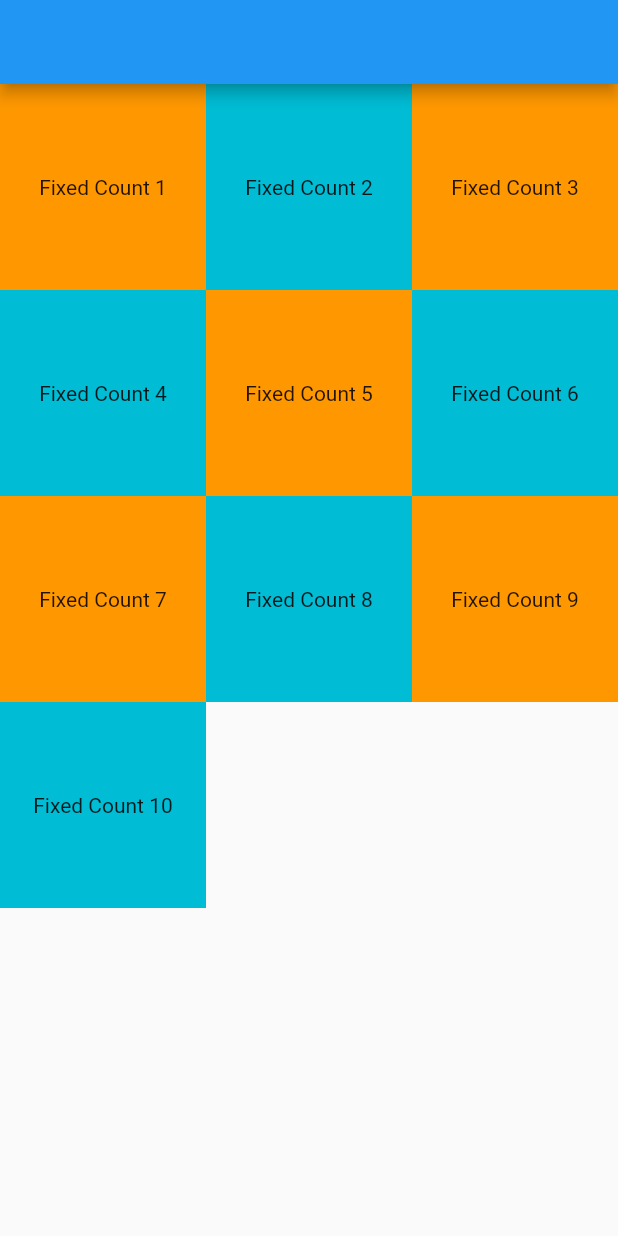
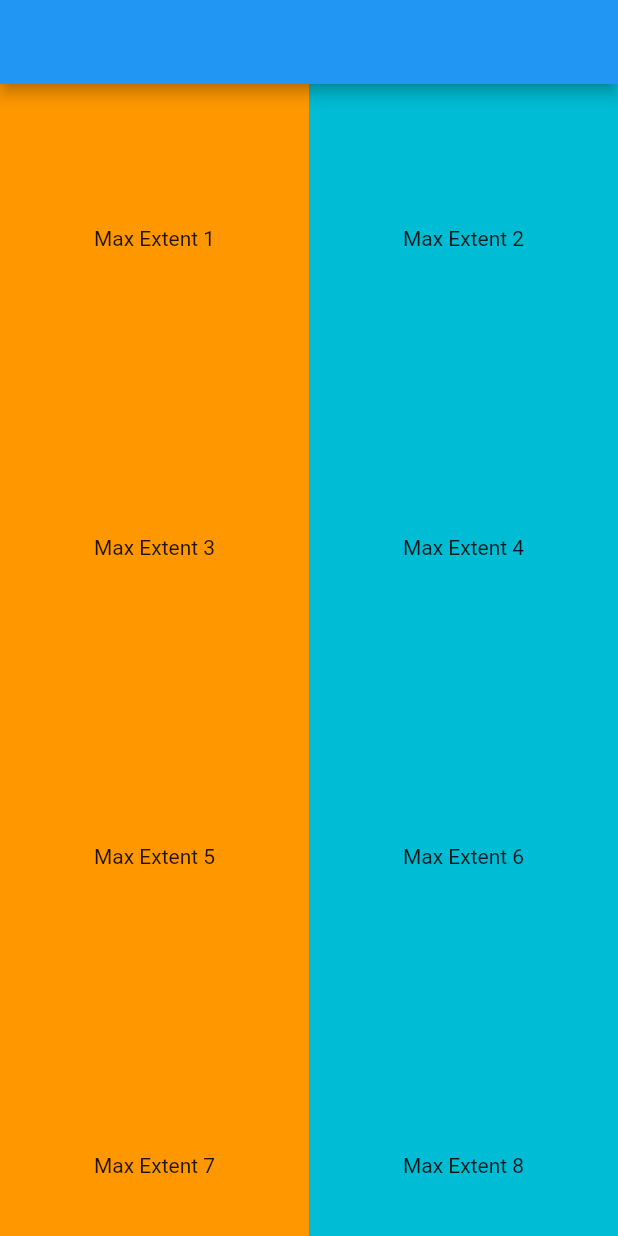
Before and after one commit to dan7sc/flutter-basics, a Flutter app: the screen it shows after launch, on a phone screen of 412 x 824 dp. Run offline on Flutter 3.47's test engine with Material 2 defaults, Android fonts, the phone set to English and light mode, and no system bars.

Commit message:
Add GridViewExtent

```diff
--- a/lib/src/modules/home/home_page.dart
+++ b/lib/src/modules/home/home_page.dart
@@ -27,7 +27,7 @@ class _HomePageState extends State<HomePage> {
       //     ),
       //   ),
       // ),
-      body: GridViewCount(),
+      body: GridViewExtent(),
     );
   }
 }
--- /dev/null
+++ b/lib/src/widgets/common/grid_view_extent.dart
@@ -0,0 +1,17 @@
+import 'package:flutter/material.dart';
+
+class GridViewExtent extends StatelessWidget {
+  @override
+  Widget build(BuildContext context) {
+    return GridView.extent(
+      maxCrossAxisExtent: 250,
+      children: List.generate(10, (index) {
+        return Container(
+          alignment: Alignment.center,
+          color: index % 2 == 0 ? Colors.orange: Colors.cyan,
+          child: Text('Max Extent ${index + 1}'),
+        );
+      }),
+    );
+  }
+}
--- a/lib/src/widgets/widgets.dart
+++ b/lib/src/widgets/widgets.dart
@@ -52,3 +52,4 @@ export 'common/checkbox_list_tile.dart';
 export 'common/radio_list_tile.dart';
 export 'common/switch_list_tile.dart';
 export 'common/grid_view_count.dart';
+export 'common/grid_view_extent.dart';
```
